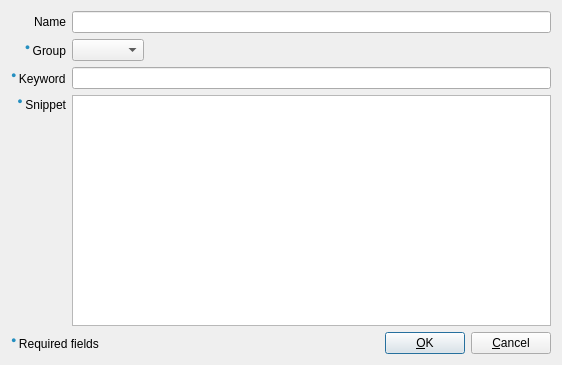
Qt form Beeftext/Combo/ComboDialog.ui (xmichelo/Beeftext) before a commit.
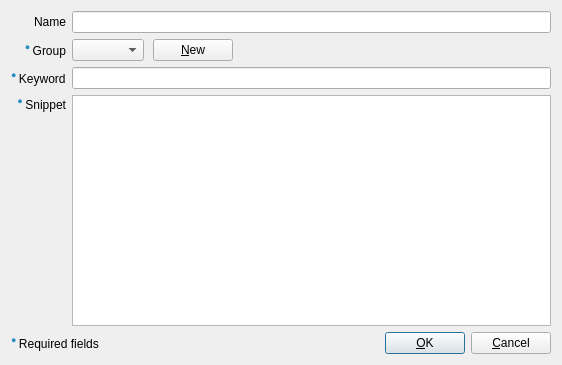
The same form after that commit. Custom widgets are drawn as their Qt base class.

Commit message:
A group can now be created directly in the Create/Edit Combo dialog.
Closes #75.

```diff
--- a/Beeftext/Combo/ComboDialog.ui
+++ b/Beeftext/Combo/ComboDialog.ui
@@ -46,7 +46,7 @@
      <item row="1" column="1">
       <layout class="QHBoxLayout" name="horizontalLayout">
        <property name="spacing">
-        <number>0</number>
+        <number>9</number>
        </property>
        <item>
         <widget class="GroupComboBox" name="comboGroup">
@@ -55,6 +55,13 @@
          </property>
         </widget>
        </item>
+       <item>
+        <widget class="QPushButton" name="buttonNewGroup">
+         <property name="text">
+          <string>&amp;New</string>
+         </property>
+        </widget>
+       </item>
        <item>
         <spacer name="horizontalSpacer">
          <property name="orientation">
@@ -63,7 +70,7 @@
          <property name="sizeHint" stdset="0">
           <size>
            <width>40</width>
-           <height>13</height>
+           <height>5</height>
           </size>
          </property>
         </spacer>
```
Left out of the diff: 72 changed lines with no effect on the pictures. The commit also changes 7 other files.
